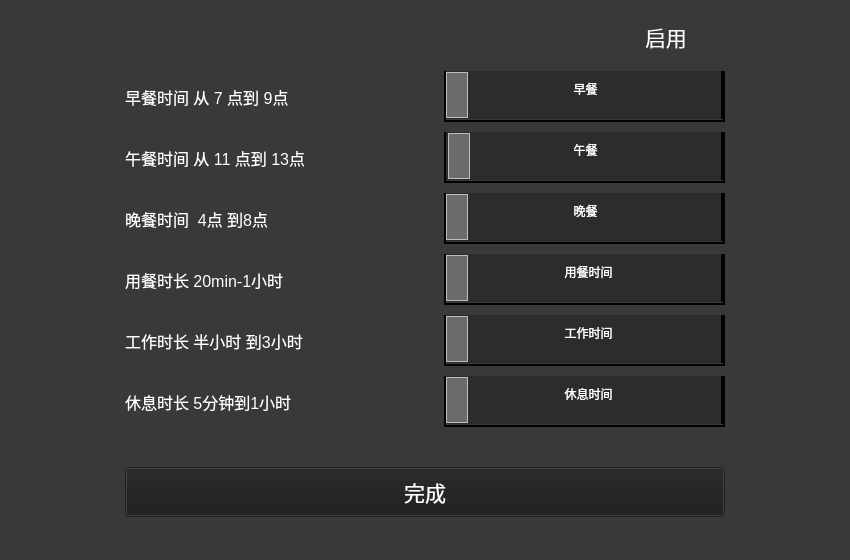
Old version of the form option.ui in the repository capp-adocia/HMCW.
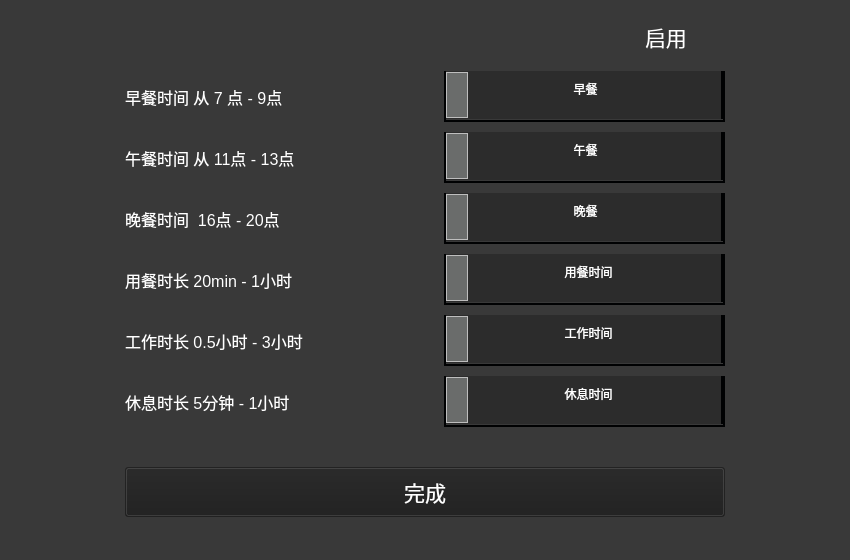
New version of the form.

```diff
--- a/option.ui
+++ b/option.ui
@@ -85,7 +85,7 @@
 color: rgb(255, 255, 255);</string>
            </property>
            <property name="text">
-            <string>休息时长 5分钟到1小时</string>
+            <string>休息时长 5分钟 - 1小时</string>
            </property>
           </widget>
          </item>
@@ -101,7 +101,7 @@
 color: rgb(255, 255, 255);</string>
            </property>
            <property name="text">
-            <string>晚餐时间  4点 到8点</string>
+            <string>晚餐时间  16点 - 20点</string>
            </property>
           </widget>
          </item>
@@ -771,10 +771,10 @@
              <number>600</number>
             </property>
             <property name="value">
-             <number>39652</number>
+             <number>39600</number>
             </property>
             <property name="sliderPosition">
-             <number>39652</number>
+             <number>39600</number>
             </property>
             <property name="orientation">
              <enum>Qt::Horizontal</enum>
@@ -836,7 +836,7 @@
 color: rgb(255, 255, 255);</string>
            </property>
            <property name="text">
-            <string>早餐时间 从 7 点到 9点</string>
+            <string>早餐时间 从 7 点 - 9点</string>
            </property>
           </widget>
          </item>
@@ -852,7 +852,7 @@
 color: rgb(255, 255, 255);</string>
            </property>
            <property name="text">
-            <string>工作时长 半小时 到3小时</string>
+            <string>工作时长 0.5小时 - 3小时</string>
            </property>
           </widget>
          </item>
@@ -868,7 +868,7 @@
 color: rgb(255, 255, 255);</string>
            </property>
            <property name="text">
-            <string>午餐时间 从 11 点到 13点</string>
+            <string>午餐时间 从 11点 - 13点</string>
            </property>
           </widget>
          </item>
@@ -884,7 +884,7 @@
 color: rgb(255, 255, 255);</string>
            </property>
            <property name="text">
-            <string>用餐时长 20min-1小时</string>
+            <string>用餐时长 20min - 1小时</string>
            </property>
           </widget>
          </item>
```
Left out of the diff: 255 changed lines with no effect on the pictures.
